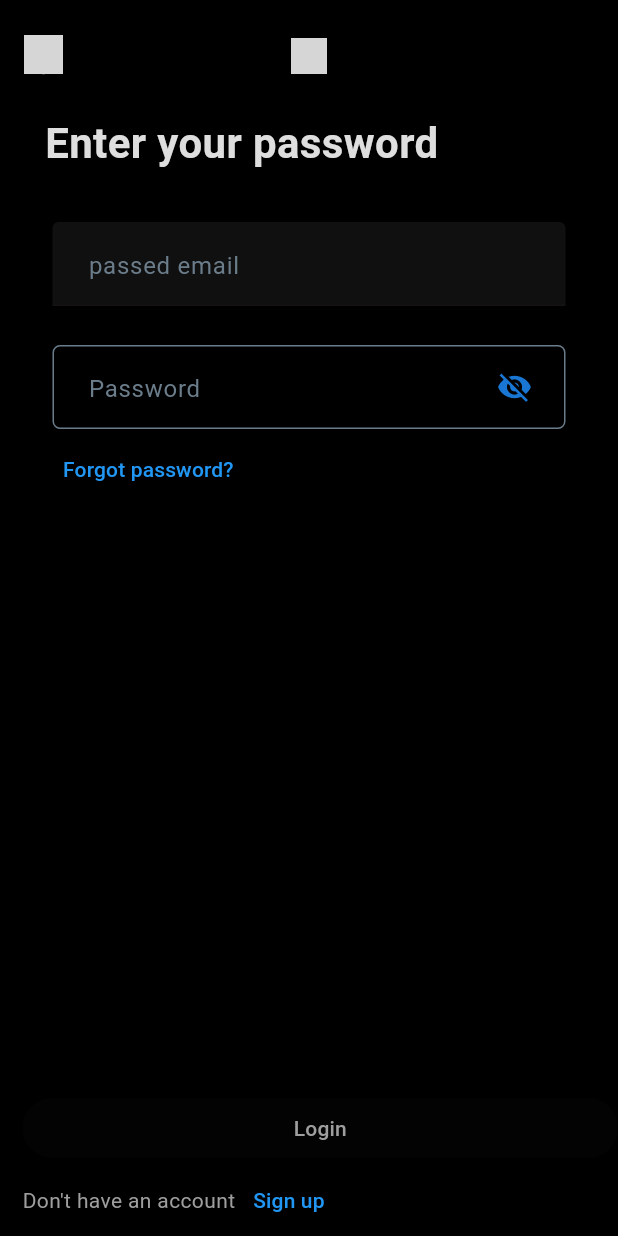
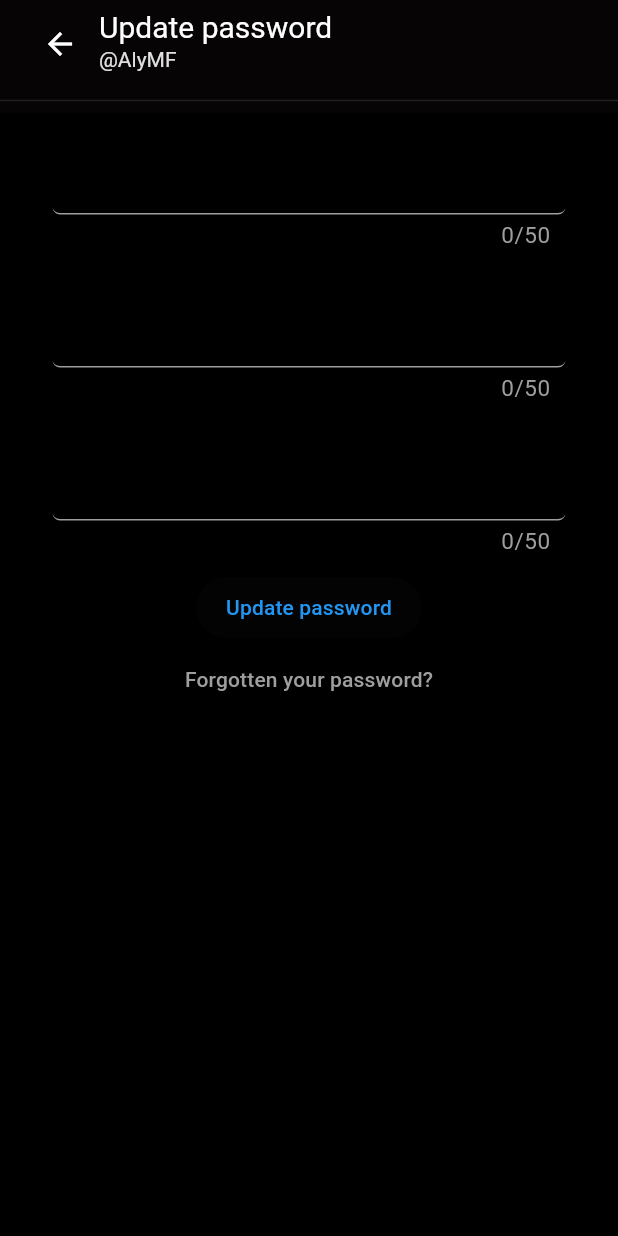
Before and after one commit to Qwitter/Qwitter-Cross-Platform, a Flutter app: the screen it shows after launch, on a phone screen of 412 x 824 dp. Run offline on Flutter 3.47's test engine with Material 2 defaults, Android fonts, the phone set to English and light mode, and no system bars; our stand-ins replace bootstrap_icons, riverpod, video_player; missing offline and left inert: dart:ffi; grey boxes are pictures that could not be loaded.

Commit message:
Authentication <Login>:
-Finish the update password screen
-Editing the underlined text field
-Make a back app bar for the different screens
-Edit the main app bar to contain a button

```diff
--- a/qwitter_flutter_app/lib/components/basic_widgets/primary_button.dart
+++ b/qwitter_flutter_app/lib/components/basic_widgets/primary_button.dart
@@ -1,20 +1,19 @@
 import 'package:flutter/material.dart';
 
 class PrimaryButton extends StatelessWidget {
-  const PrimaryButton(
-      {super.key, required this.text, required this.on_pressed});
+  const PrimaryButton({super.key, required this.text, this.on_pressed});
 
   final String text;
-  final VoidCallback on_pressed;
+  final VoidCallback? on_pressed;
 
   @override
   Widget build(BuildContext context) {
     return ElevatedButton(
-      onPressed: on_pressed,
       style: ElevatedButton.styleFrom(
         backgroundColor:
             const Color.fromARGB(255, 29, 155, 240), // Text color (black)
-        foregroundColor: Colors.white, // Background color (white)
+        foregroundColor: Colors.white,
+        onSurface: Colors.blue, // Background color (white)
         elevation: 0, // No shadow
         padding:
             const EdgeInsets.symmetric(horizontal: 20, vertical: 10), // Padding
@@ -22,6 +21,7 @@ class PrimaryButton extends StatelessWidget {
           borderRadius: BorderRadius.circular(24), // Custom shape
         ),
       ),
+      onPressed: on_pressed,
       child: Text(text),
     );
   }
--- a/qwitter_flutter_app/lib/components/basic_widgets/underlined_text_field.dart
+++ b/qwitter_flutter_app/lib/components/basic_widgets/underlined_text_field.dart
@@ -1,10 +1,18 @@
 import 'package:flutter/material.dart';
 
 class UnderlineTextField extends StatefulWidget {
-  const UnderlineTextField(
-      {super.key, required this.keyboardType, required this.placeholder});
+  const UnderlineTextField({
+    super.key,
+    required this.keyboardType,
+    required this.placeholder,
+    required this.controller,
+    this.isObscure = false,
+  });
+
   final TextInputType keyboardType;
   final String placeholder;
+  final TextEditingController? controller;
+  final bool isObscure;
 
   @override
   State<UnderlineTextField> createState() => _UnderlineTextFieldState();
@@ -39,7 +47,9 @@ class _UnderlineTextFieldState extends State<UnderlineTextField> {
         focusNode: _focusNode,
         maxLength: 50,
         autocorrect: true,
+        obscureText: widget.isObscure,
         keyboardType: widget.keyboardType,
+        controller: widget.controller,
         decoration: InputDecoration(
           focusedBorder: const UnderlineInputBorder(
             borderRadius: BorderRadius.all(Radius.circular(5)),
@@ -50,7 +60,6 @@ class _UnderlineTextFieldState extends State<UnderlineTextField> {
             borderRadius: const BorderRadius.all(
               Radius.circular(5),
             ),
-
           ),
           labelText: _focusNode.hasFocus ? widget.placeholder : null,
           labelStyle: const TextStyle(
--- /dev/null
+++ b/qwitter_flutter_app/lib/components/layout/qwitter_back_app_bar.dart
@@ -0,0 +1,57 @@
+import 'package:flutter/material.dart';
+
+class QwitterBackAppBar extends StatelessWidget {
+  const QwitterBackAppBar(
+      {super.key,
+      this.onPressed,
+      this.currentIcon = Icons.arrow_back,
+      required this.title,
+      this.extraTitle = ""});
+  final VoidCallback? onPressed;
+  final IconData currentIcon;
+  final String title;
+  final String extraTitle;
+
+  @override
+  Widget build(BuildContext context) {
+    return AppBar(
+      toolbarHeight: 75,
+      title: Stack(
+        children: [
+          IconButton(
+            onPressed: onPressed,
+            icon: Icon(
+              currentIcon,
+              color: Colors.white,
+            ),
+          ),
+          Padding(
+            padding: const EdgeInsets.fromLTRB(50, 0, 0, 0),
+            child: Column(
+              mainAxisAlignment: MainAxisAlignment.start,
+              crossAxisAlignment: CrossAxisAlignment.start,
+              children: [
+                Text(
+                  title,
+                  style: const TextStyle(color: Colors.white, fontSize: 20),
+                ),
+                Text(
+                  extraTitle,
+                  style: TextStyle(color: Colors.grey[300], fontSize: 14),
+                ),
+              ],
+            ),
+          ),
+        ],
+      ),
+      backgroundColor: Colors.black,
+      elevation: 1,
+      bottom: PreferredSize(
+        preferredSize: const Size(double.infinity, 1),
+        child: Divider(
+          color: Colors.grey[900],
+        ),
+      ),
+    );
+  }
+}
--- a/qwitter_flutter_app/lib/main.dart
+++ b/qwitter_flutter_app/lib/main.dart
@@ -2,10 +2,12 @@
 
 import 'package:flutter/material.dart';
 import 'package:qwitter_flutter_app/screens/authentication/login/login_email_screen.dart';
+import 'package:qwitter_flutter_app/screens/authentication/login/update_password_screen.dart';
 import 'package:qwitter_flutter_app/screens/authentication/signup/create_account_screen.dart';
 import 'package:qwitter_flutter_app/screens/authentication/signup/select_languages_screen.dart';
 import 'package:riverpod/riverpod.dart';
 
+import 'screens/authentication/complements/change_email_screen.dart';
 import 'screens/authentication/login/login_main_screen.dart';
 
 void main() {
@@ -26,7 +28,7 @@ class MyApp extends StatelessWidget {
         colorScheme: ColorScheme.fromSeed(seedColor: Colors.black),
         useMaterial3: true,
       ),
-      home: const LoginMainScreen(),
+      home: const UpdatePasswordScreen(),
     );
   }
 }
--- a/qwitter_flutter_app/lib/screens/authentication/login/login_email_screen.dart
+++ b/qwitter_flutter_app/lib/screens/authentication/login/login_email_screen.dart
@@ -43,7 +43,7 @@ class _LoginEmailScreenState extends State<LoginEmailScreen> {
     return Scaffold(
       appBar: const PreferredSize(
         preferredSize: Size.fromHeight(75),
-        child: QwitterAppBar(),
+        child: QwitterAppBar(isButton: true),
       ),
       body: SingleChildScrollView(
         child: Container(
--- a/qwitter_flutter_app/lib/screens/authentication/login/login_main_screen.dart
+++ b/qwitter_flutter_app/lib/screens/authentication/login/login_main_screen.dart
@@ -44,7 +44,7 @@ class _LoginMainScreenState extends State<LoginMainScreen> {
     return Scaffold(
       appBar: const PreferredSize(
         preferredSize: Size.fromHeight(75),
-        child: QwitterAppBar(),
+        child: QwitterAppBar(isButton: true),
       ),
       body: SingleChildScrollView(
         child: Container(
--- /dev/null
+++ b/qwitter_flutter_app/lib/screens/authentication/login/update_password_screen.dart
@@ -0,0 +1,101 @@
+import 'package:flutter/material.dart';
+import 'package:qwitter_flutter_app/components/basic_widgets/primary_button.dart';
+import 'package:qwitter_flutter_app/components/basic_widgets/underlined_text_field.dart';
+import 'package:qwitter_flutter_app/components/layout/qwitter_back_app_bar.dart';
+
+class UpdatePasswordScreen extends StatefulWidget {
+  const UpdatePasswordScreen({super.key});
+
+  @override
+  State<UpdatePasswordScreen> createState() => _UpdatePasswordScreenState();
+}
+
+class _UpdatePasswordScreenState extends State<UpdatePasswordScreen> {
+  late TextEditingController currentPassController;
+  late TextEditingController firstNewPassController;
+  late TextEditingController secondNewPassController;
+
+  bool isActive = false;
+  void hello() {
+    setState(() {
+      isActive = false;
+    });
+    currentPassController.clear();
+    firstNewPassController.clear();
+    secondNewPassController.clear();
+  }
+
+  @override
+  void dispose() {
+    super.dispose();
+    currentPassController.dispose();
+    firstNewPassController.dispose();
+    secondNewPassController.dispose();
+  }
+
+  @override
+  void initState() {
+    super.initState();
+    currentPassController = TextEditingController();
+    firstNewPassController = TextEditingController();
+    secondNewPassController = TextEditingController();
+    currentPassController.addListener(updateIsState);
+    firstNewPassController.addListener(updateIsState);
+    secondNewPassController.addListener(updateIsState);
+  }
+
+  void updateIsState() {
+    setState(() {
+      isActive = currentPassController.text.isNotEmpty &&
+          firstNewPassController.text.isNotEmpty &&
+          secondNewPassController.text.isNotEmpty;
+    });
+  }
+
+  @override
+  Widget build(BuildContext context) {
+    return Scaffold(
+      appBar: const PreferredSize(
+        preferredSize: Size.fromHeight(75),
+        child: QwitterBackAppBar(
+          title: "Update password",
+          extraTitle: "@AlyMF",
+        ),
+      ),
+      body: SingleChildScrollView(
+        child: Container(
+          width: double.infinity,
+          padding: const EdgeInsets.symmetric(vertical: 0, horizontal: 15),
+          child: Column(
+            children: [
+              UnderlineTextField(
+                keyboardType: TextInputType.emailAddress,
+                placeholder: "",
+                controller: currentPassController,
+              ),
+              UnderlineTextField(
+                keyboardType: TextInputType.emailAddress,
+                placeholder: "",
+                controller: firstNewPassController,
+              ),
+              UnderlineTextField(
+                keyboardType: TextInputType.emailAddress,
+                placeholder: "",
+                controller: secondNewPassController,
+              ),
+              PrimaryButton(
+                  text: "Update password", on_pressed: isActive ? hello : null),
+              TextButton(
+                onPressed: () {},
+                child: Text("Forgotten your password?",
+                    style: TextStyle(
+                      color: Colors.grey[500],
+                    )),
+              ),
+            ],
+          ),
+        ),
+      ),
+    );
+  }
+}
```
Also changed, not shown: qwitter_flutter_app/lib/components/layout/qwitter_app_bar.dart (+21 -6 lines).
